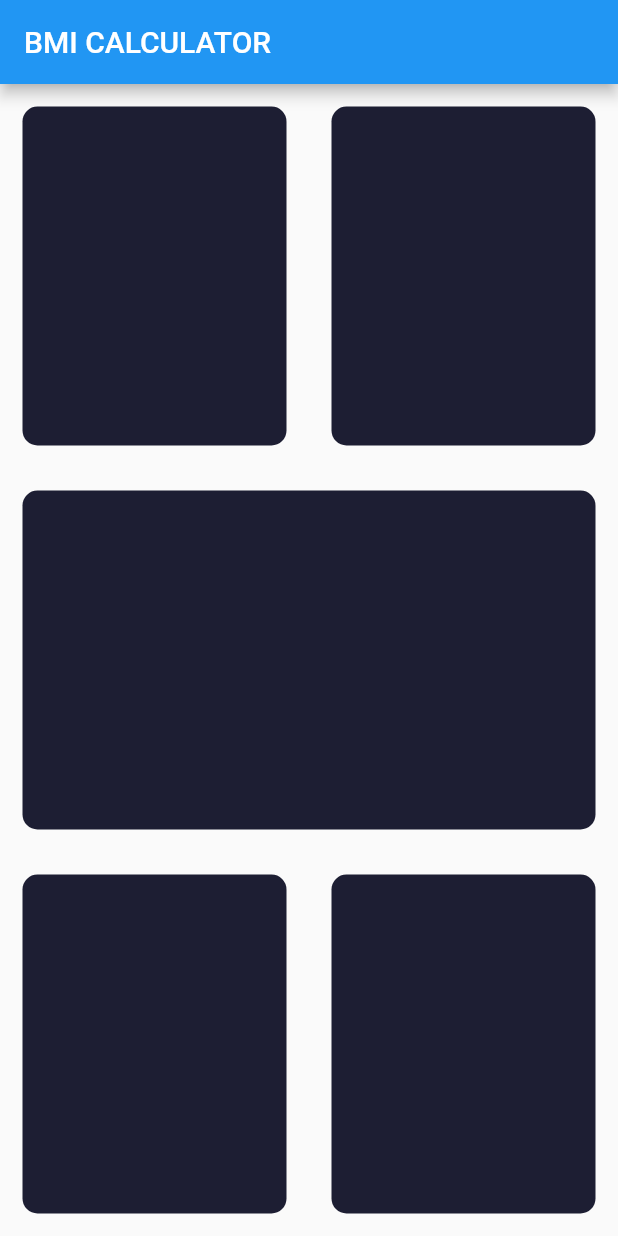
After one commit to tdoug19/2021FlutterDevelopment, a Flutter app: the InputPage screen opened directly, on a phone screen of 412 x 824 dp. The commit adds this screen. Run offline on Flutter 3.47's test engine with Material 2 defaults, Android fonts, the phone set to English and light mode, and no system bars.

Commit message:
Updating Section 12 - 123

```diff
--- /dev/null
+++ b/TDProjects/bmi-calculator-flutter-master/lib/input_page.dart
@@ -0,0 +1,78 @@
+import 'package:flutter/material.dart';
+
+class InputPage extends StatefulWidget {
+  @override
+  _InputPageState createState() => _InputPageState();
+}
+
+class _InputPageState extends State<InputPage> {
+  @override
+  Widget build(BuildContext context) {
+    return Scaffold(
+      appBar: AppBar(
+        title: Text('BMI CALCULATOR'),
+      ),
+      body: Column(
+        children: <Widget>[
+          Expanded(
+              child: Row(
+            children: <Widget>[
+              Expanded(
+                child: Container(
+                  margin: EdgeInsets.all(15.0),
+                  decoration: BoxDecoration(
+                    color: Color(0xFF1D1E33),
+                    borderRadius: BorderRadius.circular(10.0),
+                  ),
+                ),
+              ),
+              Expanded(
+                child: Container(
+                  margin: EdgeInsets.all(15.0),
+                  decoration: BoxDecoration(
+                    color: Color(0xFF1D1E33),
+                    borderRadius: BorderRadius.circular(10.0),
+                  ),
+                ),
+              )
+            ],
+          )),
+          Expanded(
+            child: Container(
+              margin: EdgeInsets.all(15.0),
+              decoration: BoxDecoration(
+                color: Color(0xFF1D1E33),
+                borderRadius: BorderRadius.circular(10.0),
+              ),
+            ),
+          ),
+          Expanded(
+            child: Expanded(
+                child: Row(
+              children: <Widget>[
+                Expanded(
+                  child: Container(
+                    margin: EdgeInsets.all(15.0),
+                    decoration: BoxDecoration(
+                      color: Color(0xFF1D1E33),
+                      borderRadius: BorderRadius.circular(10.0),
+                    ),
+                  ),
+                ),
+                Expanded(
+                  child: Container(
+                    margin: EdgeInsets.all(15.0),
+                    decoration: BoxDecoration(
+                      color: Color(0xFF1D1E33),
+                      borderRadius: BorderRadius.circular(10.0),
+                    ),
+                  ),
+                )
+              ],
+            )),
+          ),
+        ],
+      ),
+    );
+  }
+}
--- /dev/null
+++ b/TDProjects/bmi-calculator-flutter-master/lib/main.dart
@@ -0,0 +1,19 @@
+import 'package:flutter/material.dart';
+import 'package:bmi_calculator/input_page.dart';
+
+void main() => runApp(BMICalculator());
+
+class BMICalculator extends StatelessWidget {
+  @override
+  Widget build(BuildContext context) {
+    return MaterialApp(
+      theme: ThemeData.dark().copyWith(
+        colorScheme: ColorScheme.fromSwatch(
+          primarySwatch: Colors.red,
+        ),
+        scaffoldBackgroundColor: Colors.black,
+      ),
+      home: InputPage(),
+    );
+  }
+}
--- a/TDProjects/dicee-flutter-master-2/lib/main.dart
+++ b/TDProjects/dicee-flutter-master-2/lib/main.dart
@@ -25,13 +25,19 @@ class DicePage extends StatelessWidget {
           Expanded(
             child: Padding(
               padding: const EdgeInsets.all(16.0),
-              child: Expanded(child: Image.asset('images/dice1.png')),
+              child: TextButton(
+                onPressed: () {},
+                child: Image.asset('images/dice1.png'),
+              ),
             ),
           ),
           Expanded(
             child: Padding(
               padding: const EdgeInsets.all(16.0),
-              child: Expanded(child: Image.asset('images/dice2.png')),
+              child: TextButton(
+                onPressed: () {},
+                child: Image.asset('images/dice2.png'),
+              ),
             ),
           ),
         ],
```
Also changed, not shown: TDProjects/bmi-calculator-flutter-master/pubspec.yaml (added, +20 -0 lines), 51 other files.
